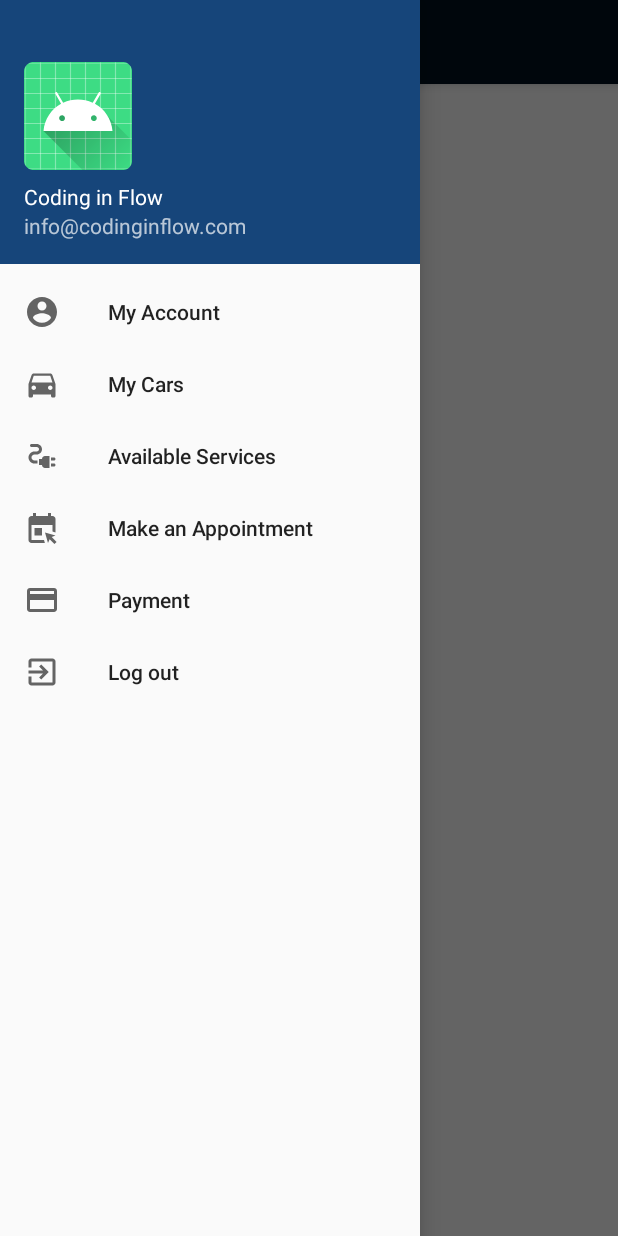
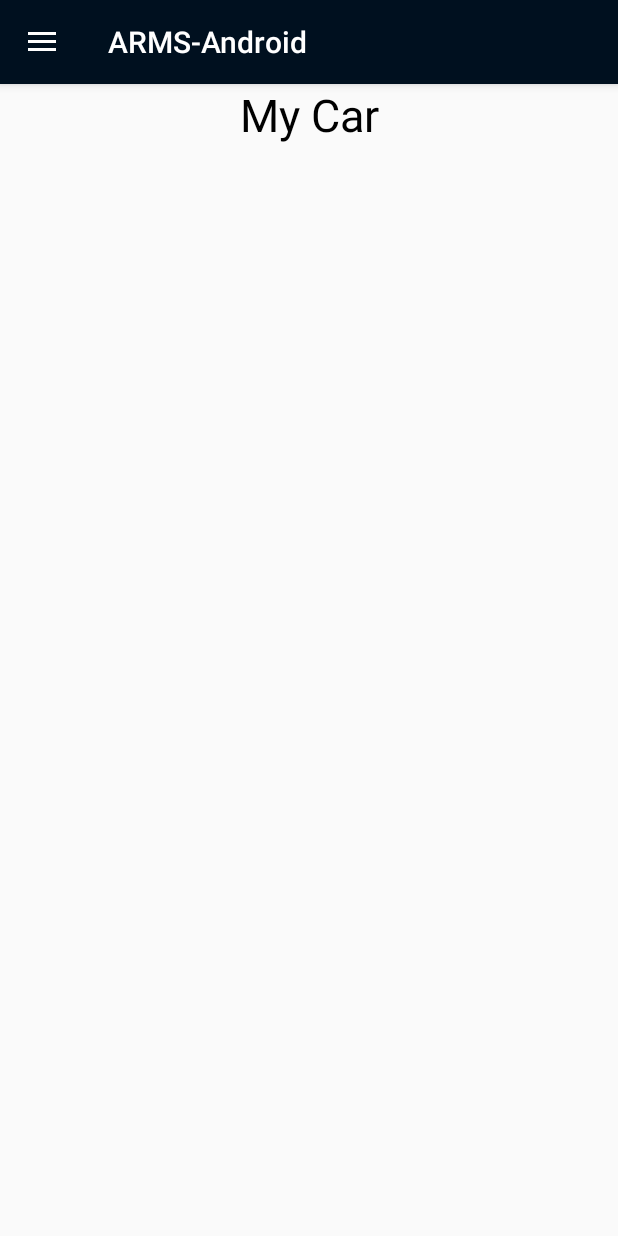
Before and after one commit to saadshahbaz/neueda-project, an Android app: the screen it shows after launch (MainActivity), in the side drawer, after a tap on "My Cars", on a phone screen of 412 x 824 dp. Run offline under Robolectric (Android 15) with nearby library versions, the phone set to English and light mode, and no system bars.

Commit message:
finished navigation drawer

```diff
--- /dev/null
+++ b/ARMS-Android/app/src/main/java/ca/mcgill/ecse321/arms/navigationdrawer/AccountFragment.java
@@ -0,0 +1,19 @@
+package ca.mcgill.ecse321.arms.navigationdrawer;
+
+import android.os.Bundle;
+import android.view.LayoutInflater;
+import android.view.View;
+import android.view.ViewGroup;
+
+import androidx.annotation.Nullable;
+import androidx.fragment.app.Fragment;
+
+import ca.mcgill.ecse321.arms.R;
+
+public class AccountFragment extends Fragment {
+    @Nullable
+    @Override
+    public View onCreateView(LayoutInflater inflater, @Nullable ViewGroup container, @Nullable Bundle savedInstanceState) {
+        return inflater.inflate(R.layout.fragment_account, container, false);
+    }
+}
--- /dev/null
+++ b/ARMS-Android/app/src/main/java/ca/mcgill/ecse321/arms/navigationdrawer/CarFragment.java
@@ -0,0 +1,19 @@
+package ca.mcgill.ecse321.arms.navigationdrawer;
+
+import android.os.Bundle;
+import android.view.LayoutInflater;
+import android.view.View;
+import android.view.ViewGroup;
+
+import androidx.annotation.Nullable;
+import androidx.fragment.app.Fragment;
+
+import ca.mcgill.ecse321.arms.R;
+
+public class CarFragment extends Fragment {
+    @Nullable
+    @Override
+    public View onCreateView(LayoutInflater inflater, @Nullable ViewGroup container, @Nullable Bundle savedInstanceState) {
+        return inflater.inflate(R.layout.fragment_car, container, false);
+    }
+}
--- a/ARMS-Android/app/src/main/java/ca/mcgill/ecse321/arms/navigationdrawer/MainActivity.java
+++ b/ARMS-Android/app/src/main/java/ca/mcgill/ecse321/arms/navigationdrawer/MainActivity.java
@@ -1,15 +1,20 @@
 package ca.mcgill.ecse321.arms.navigationdrawer;
 
 import android.os.Bundle;
+import android.view.MenuItem;
 
+import androidx.annotation.NonNull;
 import androidx.appcompat.app.ActionBarDrawerToggle;
 import androidx.appcompat.app.AppCompatActivity;
 import androidx.appcompat.widget.Toolbar;
 import androidx.core.view.GravityCompat;
 import androidx.drawerlayout.widget.DrawerLayout;
+
+import com.google.android.material.navigation.NavigationView;
+
 import ca.mcgill.ecse321.arms.R;
 
-public class MainActivity extends AppCompatActivity {
+public class MainActivity extends AppCompatActivity implements NavigationView.OnNavigationItemSelectedListener{
     private DrawerLayout drawer;
     @Override
     protected void onCreate(Bundle savedInstanceState) {
@@ -18,10 +23,46 @@ public class MainActivity extends AppCompatActivity {
         Toolbar toolbar = findViewById(R.id.toolbar);
         setSupportActionBar(toolbar);
         drawer = findViewById(R.id.drawer_layout);
+        NavigationView navigationView = findViewById(R.id.nav_view);
+        navigationView.setNavigationItemSelectedListener(this);
         ActionBarDrawerToggle toggle = new ActionBarDrawerToggle(this, drawer, toolbar,
                 R.string.navigation_drawer_open, R.string.navigation_drawer_close);
         drawer.addDrawerListener(toggle);
         toggle.syncState();
+
+        if (savedInstanceState == null) {
+            getSupportFragmentManager().beginTransaction().replace(R.id.fragment_container,
+                    new AccountFragment()).commit();
+            navigationView.setCheckedItem(R.id.my_account);
+        }
+    }
+    @Override
+    public boolean onNavigationItemSelected(@NonNull MenuItem item) {
+        switch (item.getItemId()) {
+            case R.id.my_account:
+                getSupportFragmentManager().beginTransaction().replace(R.id.fragment_container,
+                        new AccountFragment()).commit();
+                break;
+            case R.id.services:
+                getSupportFragmentManager().beginTransaction().replace(R.id.fragment_container,
+                        new ServiceFragment()).commit();
+                break;
+            case R.id.my_car:
+                getSupportFragmentManager().beginTransaction().replace(R.id.fragment_container,
+                        new CarFragment()).commit();
+                break;
+            case R.id.appointment:
+                getSupportFragmentManager().beginTransaction().replace(R.id.fragment_container,
+                        new AppointmentFragment()).commit();
+                break;
+            case R.id.payment:
+                getSupportFragmentManager().beginTransaction().replace(R.id.fragment_container,
+                        new BillFragment()).commit();
+                break;
+
+        }
+        drawer.closeDrawer(GravityCompat.START);
+        return true;
     }
     @Override
     public void onBackPressed() {
--- a/ARMS-Android/app/src/main/java/ca/mcgill/ecse321/arms/ui/login/LoginActivity.java
+++ b/ARMS-Android/app/src/main/java/ca/mcgill/ecse321/arms/ui/login/LoginActivity.java
@@ -168,7 +168,7 @@ public class LoginActivity extends AppCompatActivity {
         String username = tvUsername.getText().toString();
         final TextView tvPassword = (TextView) findViewById(R.id.password);
         String password = tvPassword.getText().toString();
-        HttpUtils.put("loginCustomer/?username=" + username + "&password=" + password, new RequestParams(), new JsonHttpResponseHandler() {
+        HttpUtils.put("loginCustomer/?username=$" + username + "&password=$" + password, new RequestParams(), new JsonHttpResponseHandler() {
             @Override
             public void onSuccess(int statusCode, Header[] headers, JSONObject response) {
                 refreshErrorMessage();
--- /dev/null
+++ b/ARMS-Android/app/src/main/res/layout/fragment_car.xml
@@ -0,0 +1,12 @@
+<?xml version="1.0" encoding="utf-8"?>
+<RelativeLayout xmlns:android="http://schemas.android.com/apk/res/android"
+    android:layout_width="match_parent" android:layout_height="match_parent">
+
+    <TextView
+        android:layout_width="match_parent"
+        android:layout_height="match_parent"
+        android:text="My Car"
+        android:gravity="top|center_horizontal"
+        android:textSize="30dp"
+        android:textColor="@color/black"/>
+</RelativeLayout>
```
Also changed, not shown: ARMS-Android/app/src/main/java/ca/mcgill/ecse321/arms/navigationdrawer/AppointmentFragment.java (added, +19 -0 lines), ARMS-Android/app/src/main/java/ca/mcgill/ecse321/arms/navigationdrawer/BillFragment.java (added, +19 -0 lines), ARMS-Android/app/src/main/java/ca/mcgill/ecse321/arms/navigationdrawer/ServiceFragment.java (added, +19 -0 lines), ARMS-Android/app/src/main/res/layout/fragment_account.xml (added, +10 -0 lines), ARMS-Android/app/src/main/res/layout/fragment_appointment.xml (added, +12 -0 lines), ARMS-Android/app/src/main/res/layout/fragment_payment.xml (added, +12 -0 lines), ARMS-Android/app/src/main/res/layout/fragment_service.xml (added, +12 -0 lines).
